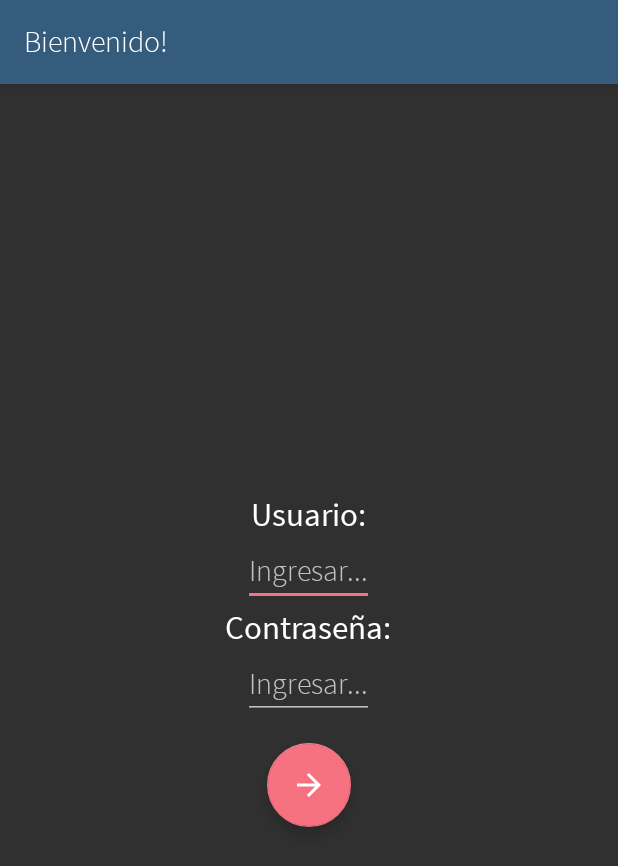
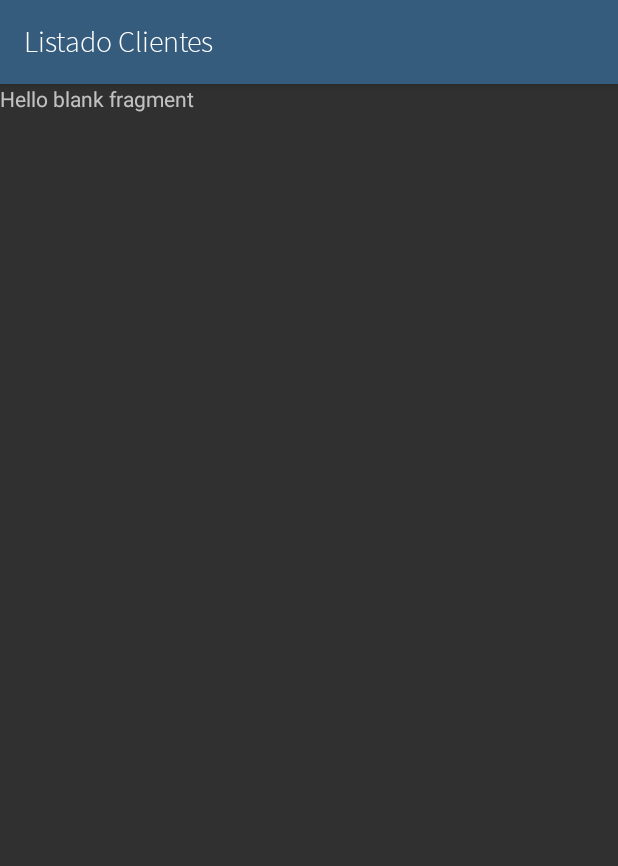
Before and after one commit to leandro4/kineapp, an Android app: the screen it shows after launch (LoginActivity before the commit, PatientListActivity after it), after a tap on an icon or button, on a phone screen of 412 x 824 dp. Shown: the top 866 px of the screen. Run offline under Robolectric (Android 15) with nearby library versions, the light colour scheme and no system bars.

Commit message:
PatientListFragment demo

```diff
--- a/app/build.gradle
+++ b/app/build.gradle
@@ -27,7 +27,7 @@ android {
 
 dependencies {
     implementation fileTree(dir: 'libs', include: ['*.jar'])
-    implementation"org.jetbrains.kotlin:kotlin-stdlib-jdk7:$kotlin_version"
+    implementation "org.jetbrains.kotlin:kotlin-stdlib-jdk7:$kotlin_version"
     implementation 'com.android.support:appcompat-v7:28.0.0'
 
     implementation 'com.android.support.constraint:constraint-layout:1.1.3'
@@ -45,6 +45,7 @@ dependencies {
     implementation 'io.reactivex.rxjava2:rxjava:2.2.0'
     implementation 'io.reactivex.rxjava2:rxandroid:2.0.1'
 
+    implementation 'com.android.support:support-v4:28.0.0'
     testImplementation 'junit:junit:4.12'
     androidTestImplementation 'com.android.support.test:runner:1.0.2'
     androidTestImplementation 'com.android.support.test.espresso:espresso-core:3.0.2'
--- /dev/null
+++ b/app/src/main/java/com/gon/kineapp/ui/activities/PatientListActivity.kt
@@ -0,0 +1,17 @@
+package com.gon.kineapp.ui.activities
+
+import android.os.Bundle
+import com.gon.kineapp.ui.fragments.BaseMvpFragment
+import com.gon.kineapp.ui.fragments.PatientListFragment
+
+class PatientListActivity : BaseActivity() {
+
+    override fun onCreate(savedInstanceState: Bundle?) {
+        super.onCreate(savedInstanceState)
+        setToolbarTitle("Listado Clientes")
+    }
+
+    override fun getFragment(): BaseMvpFragment {
+        return PatientListFragment()
+    }
+}
--- a/app/src/main/java/com/gon/kineapp/ui/fragments/LoginFragment.kt
+++ b/app/src/main/java/com/gon/kineapp/ui/fragments/LoginFragment.kt
@@ -1,5 +1,6 @@
 package com.gon.kineapp.ui.fragments
 
+import android.content.Intent
 import android.os.Bundle
 import android.view.LayoutInflater
 import android.view.View
@@ -8,6 +9,7 @@ import android.widget.Toast
 import com.gon.kineapp.R
 import com.gon.kineapp.mvp.presenters.LoginPresenter
 import com.gon.kineapp.mvp.views.LoginView
+import com.gon.kineapp.ui.activities.PatientListActivity
 import kotlinx.android.synthetic.main.fragment_login.*
 
 class LoginFragment: BaseMvpFragment(), LoginView {
@@ -25,7 +27,10 @@ class LoginFragment: BaseMvpFragment(), LoginView {
     }
 
     private fun initUI() {
-        fabLogin.setOnClickListener { Toast.makeText(context, "Próximamente...", Toast.LENGTH_SHORT).show() }
+        fabLogin.setOnClickListener {
+            activity?.startActivity(Intent(activity, PatientListActivity::class.java))
+            activity?.finish()
+        }
     }
 
     override fun startPresenter() {
--- /dev/null
+++ b/app/src/main/java/com/gon/kineapp/ui/fragments/PatientListFragment.kt
@@ -0,0 +1,24 @@
+package com.gon.kineapp.ui.fragments
+
+import android.os.Bundle
+import android.support.v4.app.Fragment
+import android.view.LayoutInflater
+import android.view.View
+import android.view.ViewGroup
+
+import com.gon.kineapp.R
+
+class PatientListFragment : BaseMvpFragment() {
+
+    override fun onCreateView(inflater: LayoutInflater, container: ViewGroup?, savedInstanceState: Bundle?): View? {
+        return inflater.inflate(R.layout.fragment_patient_list, container, false)
+    }
+
+    override fun startPresenter() {
+
+    }
+
+    override fun onErrorCode(message: String) {
+
+    }
+}
--- /dev/null
+++ b/app/src/main/res/drawable/ic_form.xml
@@ -0,0 +1,5 @@
+<vector android:height="24dp" android:tint="#FFFFFF"
+    android:viewportHeight="24.0" android:viewportWidth="24.0"
+    android:width="24dp" xmlns:android="http://schemas.android.com/apk/res/android">
+    <path android:fillColor="#FF000000" android:pathData="M19,3h-4.18C14.4,1.84 13.3,1 12,1c-1.3,0 -2.4,0.84 -2.82,2L5,3c-1.1,0 -2,0.9 -2,2v14c0,1.1 0.9,2 2,2h14c1.1,0 2,-0.9 2,-2L21,5c0,-1.1 -0.9,-2 -2,-2zM12,3c0.55,0 1,0.45 1,1s-0.45,1 -1,1 -1,-0.45 -1,-1 0.45,-1 1,-1zM12,7c1.66,0 3,1.34 3,3s-1.34,3 -3,3 -3,-1.34 -3,-3 1.34,-3 3,-3zM18,19L6,19v-1.4c0,-2 4,-3.1 6,-3.1s6,1.1 6,3.1L18,19z"/>
+</vector>
--- /dev/null
+++ b/app/src/main/res/layout/fragment_patient_list.xml
@@ -0,0 +1,13 @@
+<?xml version="1.0" encoding="utf-8"?>
+<FrameLayout xmlns:android="http://schemas.android.com/apk/res/android"
+             xmlns:tools="http://schemas.android.com/tools"
+             android:layout_width="match_parent"
+             android:layout_height="match_parent"
+             tools:context=".ui.fragments.PatientListFragment">
+
+    <TextView
+            android:layout_width="match_parent"
+            android:layout_height="match_parent"
+            android:text="@string/hello_blank_fragment"/>
+
+</FrameLayout>
--- a/app/src/main/res/values/strings.xml
+++ b/app/src/main/res/values/strings.xml
@@ -6,4 +6,7 @@
     <string name="generic_error_message">Ups! Hubo un error, intente mas tarde</string>
     <string name="generic_accept_button">Aceptar</string>
 
+    <!-- TODO: Remove or change this placeholder text -->
+    <string name="hello_blank_fragment">Hello blank fragment</string>
+
 </resources>
```
Also changed, not shown: app/src/main/AndroidManifest.xml (+15 -10 lines), app/src/main/java/com/gon/kineapp/ui/activities/SignUpFormActivity.kt (added, +13 -0 lines), app/src/main/res/layout/activity_sign_up_form.xml (added, +10 -0 lines).
